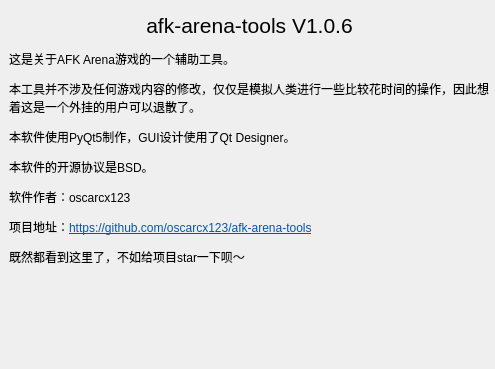
Qt form about_gui.ui (oscarcx123/afk-arena-tools) before a commit.
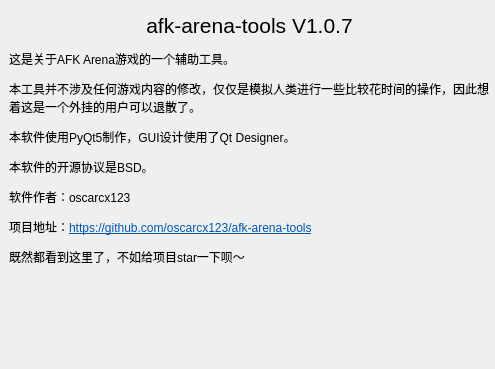
The same form after that commit.

Diff of the .ui file:
```diff
--- a/about_gui.ui
+++ b/about_gui.ui
@@ -28,7 +28,7 @@
     </font>
    </property>
    <property name="text">
-    <string>afk-arena-tools V1.0.6</string>
+    <string>afk-arena-tools V1.0.7</string>
    </property>
    <property name="alignment">
     <set>Qt::AlignCenter</set>
```
